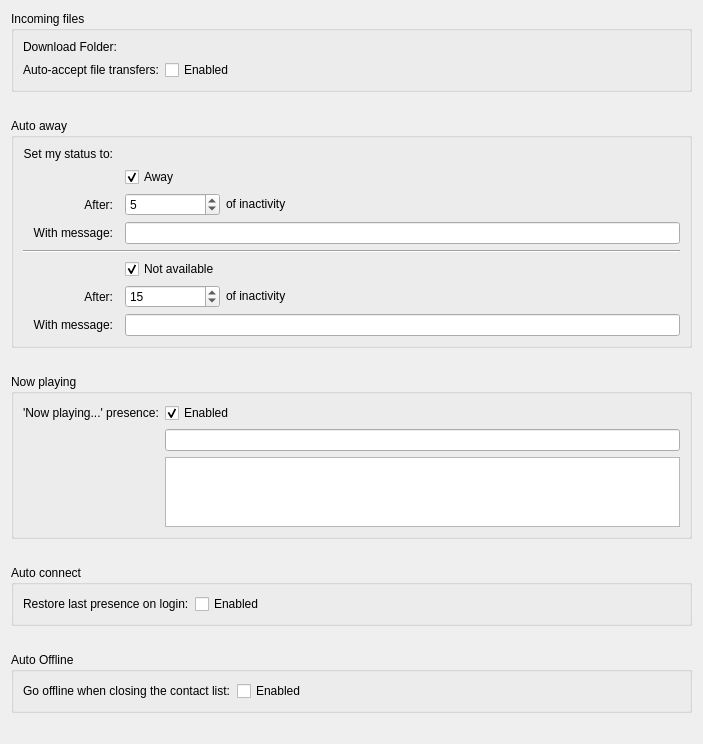
dci-debian-kde-applications/ktp-kded-module, file config/telepathy-kded-config.ui: the form before one commit.
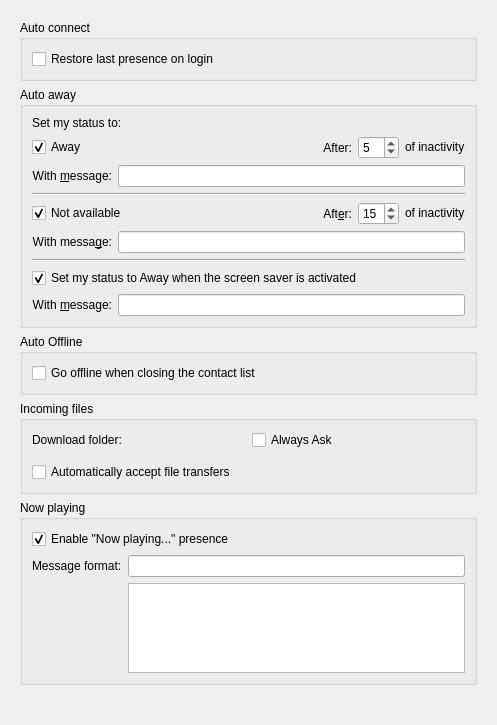
The form after the commit. Custom widgets are drawn as their Qt base class.

What changed in the file:
```diff
--- a/config/telepathy-kded-config.ui
+++ b/config/telepathy-kded-config.ui
@@ -6,89 +6,92 @@
    <rect>
     <x>0</x>
     <y>0</y>
-    <width>703</width>
-    <height>649</height>
+    <width>497</width>
+    <height>725</height>
+   </rect>
+  </property>
+  <layout class="QVBoxLayout" name="verticalLayout_3">
+   <item>
+    <widget class="QScrollArea" name="scrollArea">
+     <property name="frameShape">
+      <enum>QFrame::NoFrame</enum>
+     </property>
+     <property name="widgetResizable">
+      <bool>true</bool>
+     </property>
+     <widget class="QWidget" name="scrollAreaWidgetContents">
+      <property name="geometry">
+       <rect>
+        <x>0</x>
+        <y>0</y>
+        <width>489</width>
+        <height>717</height>
    </rect>
   </property>
   <layout class="QVBoxLayout" name="verticalLayout">
    <item>
-    <widget class="QGroupBox" name="incomingFilesGroupBox">
+        <widget class="QGroupBox" name="autoConnectGroupBox">
      <property name="title">
-      <string>Incoming files</string>
+          <string>Auto connect</string>
      </property>
      <property name="flat">
-      <bool>true</bool>
-     </property>
-     <layout class="QFormLayout" name="formLayout">
+          <bool>false</bool>
+         </property>
+         <layout class="QGridLayout" name="gridLayout_4">
       <item row="0" column="0">
-       <widget class="QLabel" name="m_downloadUrlLabel">
+           <widget class="QCheckBox" name="m_autoConnectCheckBox">
         <property name="text">
-         <string>Download Folder:</string>
-        </property>
-        <property name="buddy">
-         <cstring>m_downloadUrlRequester</cstring>
-        </property>
-       </widget>
-      </item>
-      <item row="0" column="1">
-       <widget class="KUrlRequester" name="m_downloadUrlRequester">
-        <property name="toolTip">
-         <string>This is the folder where received files will be saved.</string>
-        </property>
-        <property name="whatsThis">
-         <string>This is the folder where received files will be saved.</string>
-        </property>
-        <property name="mode">
-         <set>KFile::Directory|KFile::ExistingOnly|KFile::LocalOnly</set>
-        </property>
-       </widget>
-      </item>
-      <item row="1" column="0">
-       <widget class="QLabel" name="m_autoAcceptLabel">
-        <property name="text">
-         <string>Auto-accept file transfers:</string>
-        </property>
-        <property name="buddy">
-         <cstring>m_autoAcceptCheckBox</cstring>
-        </property>
-       </widget>
-      </item>
-      <item row="1" column="1">
-       <widget class="QCheckBox" name="m_autoAcceptCheckBox">
-        <property name="text">
-         <string>Enabled</string>
+             <string>Restore last presence on login</string>
         </property>
        </widget>
       </item>
      </layout>
     </widget>
    </item>
-   <item>
-    <spacer name="verticalSpacer">
-     <property name="orientation">
-      <enum>Qt::Vertical</enum>
-     </property>
-     <property name="sizeType">
-      <enum>QSizePolicy::Fixed</enum>
-     </property>
-     <property name="sizeHint" stdset="0">
-      <size>
-       <width>20</width>
-       <height>20</height>
-      </size>
-     </property>
-    </spacer>
-   </item>
    <item>
     <widget class="QGroupBox" name="autoAwayGroupBox">
      <property name="title">
       <string>Auto away</string>
      </property>
      <property name="flat">
+          <bool>false</bool>
+         </property>
+         <layout class="QGridLayout" name="gridLayout_3">
+          <item row="0" column="0">
+           <widget class="QLabel" name="label">
+            <property name="text">
+             <string>Set my status to:</string>
+            </property>
+           </widget>
+          </item>
+          <item row="1" column="0">
+           <layout class="QVBoxLayout" name="verticalLayout_2">
+            <item>
+             <layout class="QHBoxLayout" name="away_check_layout">
+              <item>
+               <widget class="QCheckBox" name="m_awayCheckBox">
+                <property name="text">
+                 <string>Away</string>
+                </property>
+                <property name="checked">
       <bool>true</bool>
      </property>
-     <layout class="QGridLayout" name="gridLayout">
-      <item row="2" column="0">
+               </widget>
+              </item>
+              <item>
+               <spacer name="away_spaces">
+                <property name="orientation">
+                 <enum>Qt::Horizontal</enum>
+                </property>
+                <property name="sizeHint" stdset="0">
+                 <size>
+                  <width>40</width>
+                  <height>20</height>
+                 </size>
+                </property>
+               </spacer>
+              </item>
+              <item>
        <widget class="QLabel" name="m_awayMinsLabel">
         <property name="sizePolicy">
          <sizepolicy hsizetype="Preferred" vsizetype="Preferred">
@@ -107,7 +110,7 @@
         </property>
        </widget>
       </item>
-      <item row="2" column="2">
+              <item>
        <widget class="QSpinBox" name="m_awayMins">
         <property name="suffix">
          <string/>
@@ -117,8 +120,8 @@
         </property>
        </widget>
       </item>
-      <item row="2" column="3">
-       <widget class="QLabel" name="label_2">
+              <item>
+               <widget class="QLabel" name="m_awayInactivityLabel">
         <property name="sizePolicy">
          <sizepolicy hsizetype="Fixed" vsizetype="Fixed">
           <horstretch>0</horstretch>
@@ -130,27 +133,83 @@
         </property>
        </widget>
       </item>
-      <item row="3" column="0">
+             </layout>
+            </item>
+            <item>
+             <layout class="QHBoxLayout" name="away_message_layout">
+              <item>
        <widget class="QLabel" name="m_awayMessageLabel">
         <property name="text">
-         <string>With message:</string>
+                 <string>With &amp;message:</string>
         </property>
         <property name="alignment">
          <set>Qt::AlignRight|Qt::AlignTrailing|Qt::AlignVCenter</set>
         </property>
-       </widget>
-      </item>
-      <item row="3" column="2" colspan="4">
+                <property name="buddy">
+                 <cstring>m_screenSaverAwayMessage</cstring>
+                </property>
+               </widget>
+              </item>
+              <item>
        <widget class="KLineEdit" name="m_awayMessage"/>
       </item>
-      <item row="4" column="0" colspan="6">
+             </layout>
+            </item>
+            <item>
        <widget class="Line" name="line">
         <property name="orientation">
          <enum>Qt::Horizontal</enum>
         </property>
        </widget>
       </item>
-      <item row="6" column="2">
+            <item>
+             <layout class="QHBoxLayout" name="not_available_check_layout">
+              <item>
+               <widget class="QCheckBox" name="m_xaCheckBox">
+                <property name="text">
+                 <string>Not available</string>
+                </property>
+                <property name="checked">
+                 <bool>true</bool>
+                </property>
+                <property name="autoExclusive">
+                 <bool>false</bool>
+                </property>
+               </widget>
+              </item>
+              <item>
+               <spacer name="not_available_spacer">
+                <property name="orientation">
+                 <enum>Qt::Horizontal</enum>
+                </property>
+                <property name="sizeHint" stdset="0">
+                 <size>
+                  <width>40</width>
+                  <height>20</height>
+                 </size>
+                </property>
+               </spacer>
+              </item>
+              <item>
+               <widget class="QLabel" name="m_xaMinsLabel">
+                <property name="sizePolicy">
+                 <sizepolicy hsizetype="Preferred" vsizetype="Preferred">
+                  <horstretch>0</horstretch>
+                  <verstretch>0</verstretch>
+                 </sizepolicy>
+                </property>
+                <property name="text">
+                 <string>Aft&amp;er:</string>
+                </property>
+                <property name="alignment">
+                 <set>Qt::AlignRight|Qt::AlignTrailing|Qt::AlignVCenter</set>
+                </property>
+                <property name="buddy">
+                 <cstring>m_xaMins</cstring>
+                </property>
+               </widget>
+              </item>
+              <item>
        <widget class="QSpinBox" name="m_xaMins">
         <property name="suffix">
          <string/>
@@ -160,8 +219,8 @@
         </property>
        </widget>
       </item>
-      <item row="6" column="3">
-       <widget class="QLabel" name="label_3">
+              <item>
+               <widget class="QLabel" name="m_xaInactivityLabel">
         <property name="sizePolicy">
          <sizepolicy hsizetype="Fixed" vsizetype="Fixed">
           <horstretch>0</horstretch>
@@ -173,34 +232,53 @@
         </property>
        </widget>
       </item>
-      <item row="7" column="0">
+             </layout>
+            </item>
+            <item>
+             <layout class="QHBoxLayout" name="not_available_message_layout">
+              <item>
        <widget class="QLabel" name="m_xaMessageLabel">
         <property name="text">
-         <string>With message:</string>
+                 <string>With messa&amp;ge:</string>
         </property>
         <property name="alignment">
          <set>Qt::AlignRight|Qt::AlignTrailing|Qt::AlignVCenter</set>
         </property>
-       </widget>
-      </item>
-      <item row="7" column="2" colspan="4">
+                <property name="buddy">
+                 <cstring>m_xaMessage</cstring>
+                </property>
+               </widget>
+              </item>
+              <item>
        <widget class="KLineEdit" name="m_xaMessage"/>
       </item>
-      <item row="2" column="5">
-       <spacer name="horizontalSpacer">
+             </layout>
+            </item>
+           </layout>
+          </item>
+          <item row="2" column="0">
+           <widget class="Line" name="line_2">
         <property name="orientation">
          <enum>Qt::Horizontal</enum>
         </property>
-        <property name="sizeHint" stdset="0">
-         <size>
-          <width>40</width>
-          <height>20</height>
-         </size>
-        </property>
-       </spacer>
-      </item>
-      <item row="6" column="4" colspan="2">
-       <spacer name="horizontalSpacer_2">
+           </widget>
+          </item>
+          <item row="3" column="0">
+           <layout class="QVBoxLayout" name="verticalLayoutScreenSaverAway">
+            <item>
+             <layout class="QHBoxLayout" name="screensaver_layout">
+              <item>
+               <widget class="QCheckBox" name="m_screenSaverAwayCheckBox">
+                <property name="text">
+                 <string>Set my status to Away when the screen saver is activated</string>
+                </property>
+                <property name="checked">
+                 <bool>true</bool>
+                </property>
+               </widget>
+              </item>
+              <item>
+               <spacer name="screenSaverAway_spaces">
         <property name="orientation">
          <enum>Qt::Horizontal</enum>
         </property>
@@ -212,76 +290,107 @@
         </property>
        </spacer>
       </item>
-      <item row="0" column="0">
-       <widget class="QLabel" name="label">
+             </layout>
+            </item>
+            <item>
+             <layout class="QHBoxLayout" name="screenSaverAway_layout">
+              <item>
+               <widget class="QLabel" name="m_screenSaverAwayLabel">
         <property name="text">
-         <string>Set my status to:</string>
+                 <string>With &amp;message:</string>
         </property>
         <property name="alignment">
          <set>Qt::AlignRight|Qt::AlignTrailing|Qt::AlignVCenter</set>
         </property>
-       </widget>
-      </item>
-      <item row="6" column="0">
-       <widget class="QLabel" name="m_xaMinsLabel">
-        <property name="sizePolicy">
-         <sizepolicy hsizetype="Preferred" vsizetype="Preferred">
-          <horstretch>0</horstretch>
-          <verstretch>0</verstretch>
-         </sizepolicy>
-        </property>
+                <property name="buddy">
+                 <cstring>m_screenSaverAwayMessage</cstring>
+                </property>
+               </widget>
+              </item>
+              <item>
+               <widget class="KLineEdit" name="m_screenSaverAwayMessage"/>
+              </item>
+             </layout>
+            </item>
+           </layout>
+          </item>
+         </layout>
+        </widget>
+       </item>
+       <item>
+        <widget class="QGroupBox" name="autoOfflineGroupBox">
+         <property name="title">
+          <string>Auto Offline</string>
+         </property>
+         <property name="flat">
+          <bool>false</bool>
+         </property>
+         <layout class="QGridLayout" name="gridLayout_2">
+          <item row="0" column="0">
+           <widget class="QCheckBox" name="m_autoOfflineCheckBox">
         <property name="text">
-         <string>After:</string>
-        </property>
+             <string>Go offline when closing the contact list</string>
+            </property>
+           </widget>
+          </item>
+         </layout>
+        </widget>
+       </item>
+       <item>
+        <widget class="QGroupBox" name="incomingFilesGroupBox">
+         <property name="title">
+          <string>Incoming files</string>
+         </property>
+         <property name="flat">
+          <bool>false</bool>
+         </property>
+         <layout class="QGridLayout" name="gridLayout_6">
+          <item row="0" column="0">
+           <layout class="QGridLayout" name="downloadFolderLayout">
+            <item row="0" column="0">
+             <widget class="QLabel" name="m_downloadUrlLabel">
+              <property name="text">
+               <string>Download folder:</string>
+              </property>
         <property name="alignment">
-         <set>Qt::AlignRight|Qt::AlignTrailing|Qt::AlignVCenter</set>
+               <set>Qt::AlignLeading|Qt::AlignLeft|Qt::AlignVCenter</set>
         </property>
         <property name="buddy">
          <cstring>m_xaMins</cstring>
         </property>
        </widget>
       </item>
-      <item row="1" column="2">
-       <widget class="QCheckBox" name="m_awayCheckBox">
+            <item row="0" column="1">
+             <widget class="QCheckBox" name="m_downloadUrlCheckBox">
         <property name="text">
-         <string>Away</string>
-        </property>
-        <property name="checked">
-         <bool>true</bool>
-        </property>
-       </widget>
-      </item>
-      <item row="5" column="2">
-       <widget class="QCheckBox" name="m_xaCheckBox">
-        <property name="text">
-         <string>Not available</string>
-        </property>
-        <property name="checked">
-         <bool>true</bool>
-        </property>
-        <property name="autoExclusive">
-         <bool>false</bool>
+               <string>Always Ask</string>
+              </property>
+             </widget>
+            </item>
+            <item row="1" column="1">
+             <widget class="KUrlRequester" name="m_downloadUrlRequester">
+              <property name="toolTip">
+               <string>This is the folder where received files will be saved.</string>
+              </property>
+              <property name="whatsThis">
+               <string>This is the folder where received files will be saved.</string>
+              </property>
+              <property name="mode">
+               <set>KFile::Directory|KFile::ExistingOnly|KFile::LocalOnly</set>
         </property>
        </widget>
       </item>
      </layout>
-    </widget>
-   </item>
-   <item>
-    <spacer name="verticalSpacer_2">
-     <property name="orientation">
-      <enum>Qt::Vertical</enum>
-     </property>
-     <property name="sizeType">
-      <enum>QSizePolicy::Fixed</enum>
-     </property>
-     <property name="sizeHint" stdset="0">
-      <size>
-       <width>20</width>
-       <height>20</height>
-      </size>
-     </property>
-    </spacer>
+          </item>
+          <item row="1" column="0">
+           <widget class="QCheckBox" name="m_autoAcceptCheckBox">
+            <property name="text">
+             <string>Automatically accept file transfers</string>
+            </property>
+           </widget>
+          </item>
+         </layout>
+        </widget>
    </item>
    <item>
     <widget class="QGroupBox" name="nowPlayingGroupBox">
@@ -289,125 +398,39 @@
       <string>Now playing</string>
      </property>
      <property name="flat">
-      <bool>true</bool>
-     </property>
-     <layout class="QFormLayout" name="formLayout_2">
-      <property name="fieldGrowthPolicy">
-       <enum>QFormLayout::ExpandingFieldsGrow</enum>
-      </property>
+          <bool>false</bool>
+         </property>
+         <layout class="QGridLayout" name="gridLayout_5">
       <item row="0" column="0">
-       <widget class="QLabel" name="m_nowPlayingLabel">
-        <property name="text">
-         <string>'Now playing...' presence:</string>
-        </property>
-        <property name="buddy">
-         <cstring>m_nowPlayingCheckBox</cstring>
-        </property>
-       </widget>
-      </item>
-      <item row="0" column="1">
        <widget class="QCheckBox" name="m_nowPlayingCheckBox">
         <property name="text">
-         <string>Enabled</string>
+             <string>Enable &quot;Now playing...&quot; presence</string>
         </property>
         <property name="checked">
          <bool>true</bool>
         </property>
        </widget>
       </item>
-      <item row="3" column="1">
+          <item row="1" column="0">
+           <layout class="QFormLayout" name="nowPlayingMessageFormatLayout">
+            <item row="0" column="0">
+             <widget class="QLabel" name="message_format_label">
+              <property name="text">
+               <string>Message format:</string>
+              </property>
+             </widget>
+            </item>
+            <item row="0" column="1">
        <widget class="NowPlayingLineEdit" name="m_nowPlayingText">
         <property name="text">
          <string/>
         </property>
        </widget>
       </item>
-      <item row="4" column="1">
+            <item row="1" column="1">
        <widget class="NowPlayingListWidget" name="m_tagListWidget"/>
       </item>
      </layout>
-    </widget>
-   </item>
-   <item>
-    <spacer name="verticalSpacer_3">
-     <property name="orientation">
-      <enum>Qt::Vertical</enum>
-     </property>
-     <property name="sizeType">
-      <enum>QSizePolicy::Fixed</enum>
-     </property>
-     <property name="sizeHint" stdset="0">
-      <size>
-       <width>20</width>
-       <height>20</height>
-      </size>
-     </property>
-    </spacer>
-   </item>
-   <item>
-    <widget class="QGroupBox" name="autoConnectGroupBox">
-     <property name="title">
-      <string>Auto connect</string>
-     </property>
-     <property name="flat">
-      <bool>true</bool>
-     </property>
-     <layout class="QFormLayout" name="formLayout_3">
-      <item row="0" column="0">
-       <widget class="QLabel" name="m_autoConnectLabel">
-        <property name="text">
-         <string>Restore last presence on login:</string>
-        </property>
-       </widget>
-      </item>
-      <item row="0" column="1">
-       <widget class="QCheckBox" name="m_autoConnectCheckBox">
-        <property name="text">
-         <string>Enabled</string>
-        </property>
-       </widget>
-      </item>
-     </layout>
-    </widget>
-   </item>
-   <item>
-    <spacer name="verticalSpacer_4">
-     <property name="orientation">
-      <enum>Qt::Vertical</enum>
-     </property>
-     <property name="sizeType">
-      <enum>QSizePolicy::MinimumExpanding</enum>
-     </property>
-     <property name="sizeHint" stdset="0">
-      <size>
-       <width>20</width>
-       <height>20</height>
-      </size>
-     </property>
-    </spacer>
-   </item>
-   <item>
-    <widget class="QGroupBox" name="autoOfflineGroupBox">
-     <property name="title">
-      <string>Auto Offline</string>
-     </property>
-     <property name="flat">
-      <bool>true</bool>
-     </property>
-     <layout class="QFormLayout" name="formLayout_5">
-      <item row="0" column="0">
-       <widget class="QLabel" name="m_autoOfflineLabel">
-        <property name="text">
-         <string>Go offline when closing the contact list:</string>
-        </property>
-       </widget>
-      </item>
-      <item row="0" column="1">
-       <widget class="QCheckBox" name="m_autoOfflineCheckBox">
-        <property name="text">
-         <string>Enabled</string>
-        </property>
-       </widget>
       </item>
      </layout>
     </widget>
@@ -427,6 +450,10 @@
       </size>
      </property>
     </spacer>
+       </item>
+      </layout>
+     </widget>
+    </widget>
    </item>
   </layout>
  </widget>
```
Left out of the diff: 2 changed lines with no effect on the pictures. Lines whose indentation alone changed are shown as unchanged.
